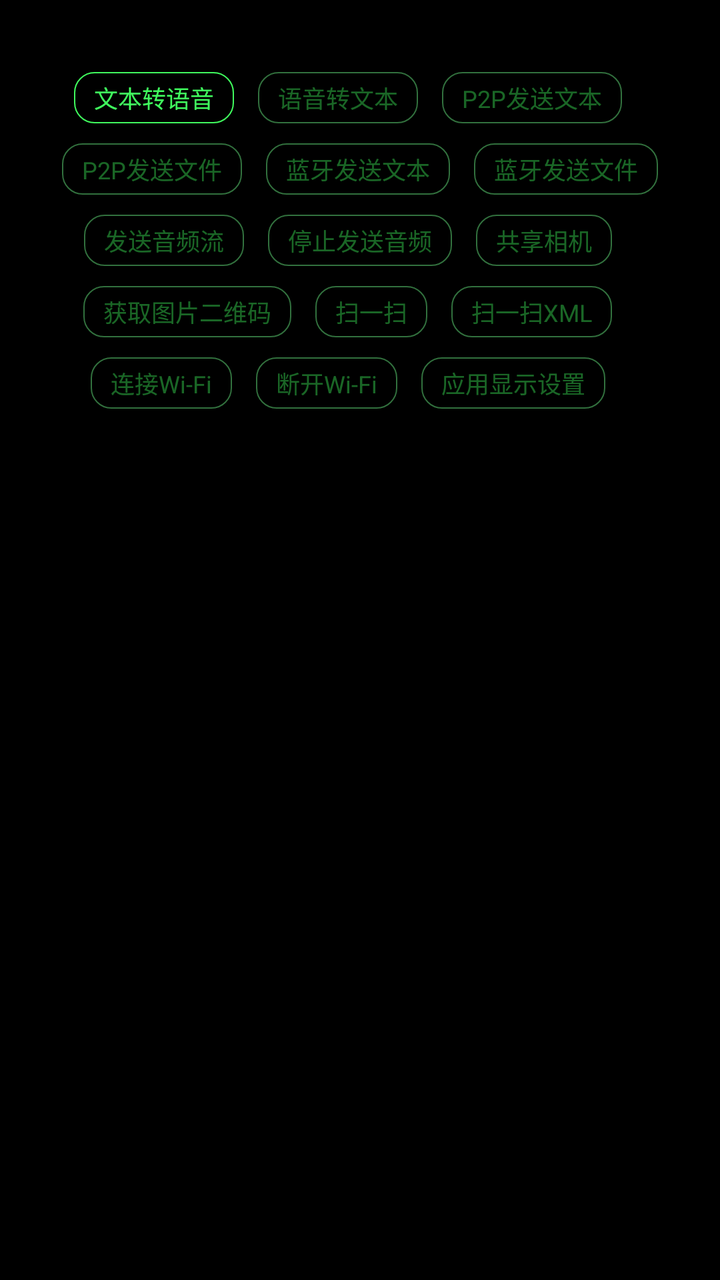
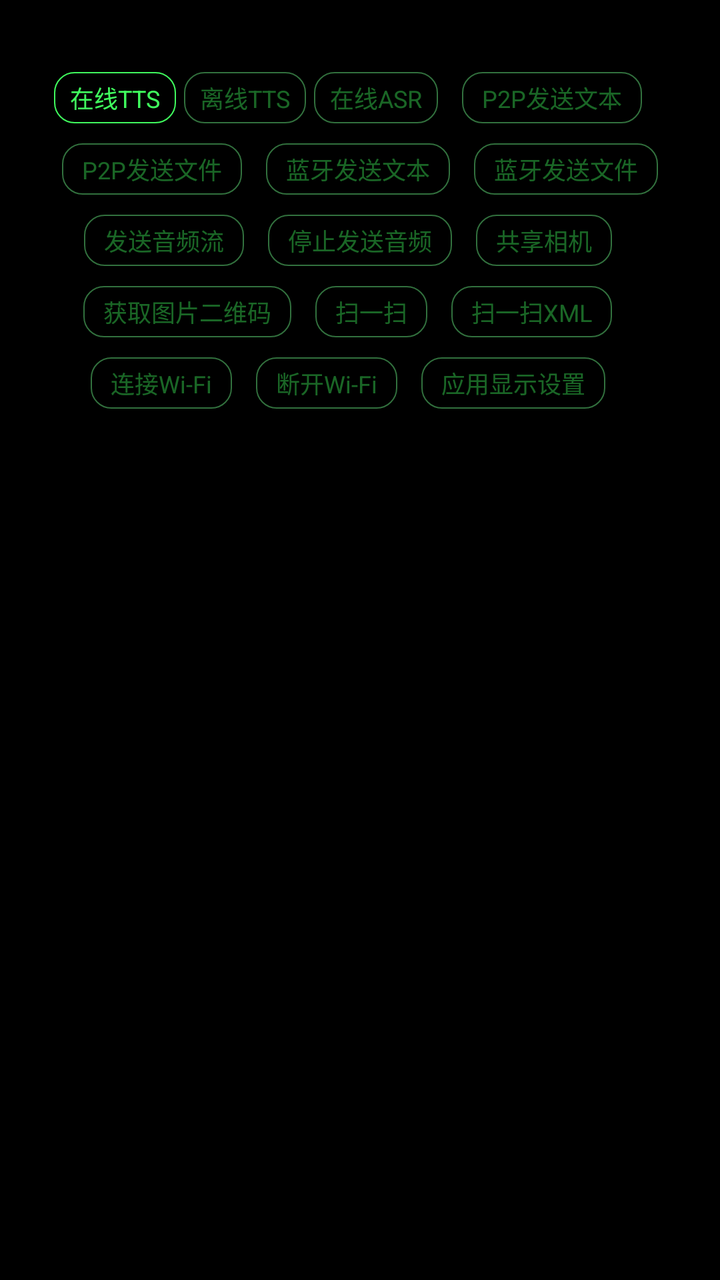

An Android layout rendered at two revisions. The XML below is the earlier revision; the diff shows what the commit changed to produce the second picture.
<!-- AndroidManifest.xml: application theme Theme.Glessedemo -->
<!-- res/layout/activity_sendmessage.xml -->
<?xml version="1.0" encoding="utf-8"?>
<androidx.constraintlayout.widget.ConstraintLayout xmlns:android="http://schemas.android.com/apk/res/android"
    xmlns:app="http://schemas.android.com/apk/res-auto"
    xmlns:tools="http://schemas.android.com/tools"
    android:layout_width="match_parent"
    android:layout_height="match_parent"
    android:background="@color/black">

    <LinearLayout
        android:id="@+id/llMain"
        android:layout_width="match_parent"
        android:layout_height="wrap_content"
        android:background="@color/black"
        android:orientation="vertical"
        app:layout_constraintEnd_toEndOf="parent"
        app:layout_constraintStart_toStartOf="parent"
        app:layout_constraintTop_toTopOf="parent"
        tools:context="com.rokid.glass.SendMessageActivity">

        <LinearLayout
            android:layout_width="match_parent"
            android:layout_height="wrap_content"
            android:layout_marginTop="36dp"
            android:gravity="center"
            android:orientation="horizontal">

            <androidx.appcompat.widget.AppCompatTextView
                android:id="@+id/btTts"
                android:layout_width="wrap_content"
                android:layout_height="wrap_content"
                android:layout_marginEnd="12dp"
                android:background="@drawable/round_select_bg"
                android:paddingHorizontal="10dp"
                android:paddingVertical="4dp"
                android:text="文本转语音"
                android:textColor="@color/green"
                android:textSize="12sp" />

            <androidx.appcompat.widget.AppCompatTextView
                android:id="@+id/btAsr"
                android:layout_width="wrap_content"
                android:layout_height="wrap_content"
                android:layout_marginEnd="12dp"
                android:background="@drawable/round_unselect_bg"
                android:paddingHorizontal="10dp"
                android:paddingVertical="4dp"
                android:text="语音转文本"
                android:textColor="@color/green_normal_40"
                android:textSize="12sp" />

            <androidx.appcompat.widget.AppCompatTextView
                android:id="@+id/wfSendTextBtn"
                android:layout_width="wrap_content"
                android:layout_height="wrap_content"
                android:layout_marginEnd="12dp"
                android:background="@drawable/round_unselect_bg"
                android:paddingHorizontal="10dp"
                android:paddingVertical="4dp"
                android:text="P2P发送文本"
                android:textColor="@color/green_normal_40"
                android:textSize="12sp" />

        </LinearLayout>

        <LinearLayout
            android:layout_width="match_parent"
            android:layout_height="wrap_content"
            android:layout_marginTop="10dp"
            android:gravity="center"
            android:orientation="horizontal">

            <androidx.appcompat.widget.AppCompatTextView
                android:id="@+id/wfSendFileBtn"
                android:layout_width="wrap_content"
                android:layout_height="wrap_content"
                android:layout_marginEnd="12dp"
                android:background="@drawable/round_unselect_bg"
                android:paddingHorizontal="10dp"
                android:paddingVertical="4dp"
                android:text="P2P发送文件"
                android:textColor="@color/green_normal_40"
                android:textSize="12sp" />

            <androidx.appcompat.widget.AppCompatTextView
                android:id="@+id/btSendTextBtn"
                android:layout_width="wrap_content"
                android:layout_height="wrap_content"
                android:layout_marginEnd="12dp"
                android:background="@drawable/round_unselect_bg"
                android:paddingHorizontal="10dp"
                android:paddingVertical="4dp"
                android:text="蓝牙发送文本"
                android:textColor="@color/green_normal_40"
                android:textSize="12sp" />

            <androidx.appcompat.widget.AppCompatTextView
                android:id="@+id/btSendFileBtn"
                android:layout_width="wrap_content"
                android:layout_height="wrap_content"
                android:background="@drawable/round_unselect_bg"
                android:paddingHorizontal="10dp"
                android:paddingVertical="4dp"
                android:text="蓝牙发送文件"
                android:textColor="@color/green_normal_40"
                android:textSize="12sp" />

        </LinearLayout>

        <LinearLayout
            android:layout_width="match_parent"
            android:layout_height="wrap_content"
            android:layout_marginTop="10dp"
            android:gravity="center"
            android:orientation="horizontal">

            <androidx.appcompat.widget.AppCompatTextView
                android:id="@+id/btSendAudioStream"
                android:layout_width="wrap_content"
                android:layout_height="wrap_content"
                android:layout_marginEnd="12dp"
                android:background="@drawable/round_unselect_bg"
                android:gravity="center"
                android:paddingHorizontal="10dp"
                android:paddingVertical="4dp"
                android:text="发送音频流"
                android:textColor="@color/green_normal_40"
                android:textSize="12sp" />

            <androidx.appcompat.widget.AppCompatTextView
                android:id="@+id/btStopSendAudioStream"
                android:layout_width="wrap_content"
                android:layout_height="wrap_content"
                android:layout_marginEnd="12dp"
                android:background="@drawable/round_unselect_bg"
                android:gravity="center"
                android:paddingHorizontal="10dp"
                android:paddingVertical="4dp"
                android:text="停止发送音频"
                android:textColor="@color/green_normal_40"
                android:textSize="12sp" />

            <androidx.appcompat.widget.AppCompatTextView
                android:id="@+id/btCameraShare"
                android:layout_width="wrap_content"
                android:layout_height="wrap_content"
                android:layout_marginEnd="12dp"
                android:background="@drawable/round_unselect_bg"
                android:gravity="center"
                android:paddingHorizontal="10dp"
                android:paddingVertical="4dp"
                android:text="共享相机"
                android:textColor="@color/green_normal_40"
                android:textSize="12sp" />

        </LinearLayout>

        <LinearLayout
            android:layout_width="match_parent"
            android:layout_height="wrap_content"
            android:layout_marginTop="10dp"
            android:gravity="center"
            android:orientation="horizontal">


            <androidx.appcompat.widget.AppCompatTextView
                android:id="@+id/btQRCodeImage"
                android:layout_width="wrap_content"
                android:layout_height="wrap_content"
                android:layout_marginEnd="12dp"
                android:background="@drawable/round_unselect_bg"
                android:gravity="center"
                android:paddingHorizontal="10dp"
                android:paddingVertical="4dp"
                android:text="获取图片二维码"
                android:textColor="@color/green_normal_40"
                android:textSize="12sp" />

            <androidx.appcompat.widget.AppCompatTextView
                android:id="@+id/btQRCode"
                android:layout_width="wrap_content"
                android:layout_height="wrap_content"
                android:layout_marginEnd="12dp"
                android:background="@drawable/round_unselect_bg"
                android:gravity="center"
                android:paddingHorizontal="10dp"
                android:paddingVertical="4dp"
                android:text="扫一扫"
                android:textColor="@color/green_normal_40"
                android:textSize="12sp" />

            <androidx.appcompat.widget.AppCompatTextView
                android:id="@+id/btQRCodeXml"
                android:layout_width="wrap_content"
                android:layout_height="wrap_content"
                android:layout_marginEnd="12dp"
                android:background="@drawable/round_unselect_bg"
                android:gravity="center"
                android:paddingHorizontal="10dp"

                android:paddingVertical="4dp"
                android:text="扫一扫XML"
                android:textColor="@color/green_normal_40"
                android:textSize="12sp" />

        </LinearLayout>

        <LinearLayout
            android:layout_width="match_parent"
            android:layout_height="wrap_content"
            android:layout_marginTop="10dp"
            android:gravity="center"
            android:orientation="horizontal">

            <androidx.appcompat.widget.AppCompatTextView
                android:id="@+id/btConnectWifi"
                android:layout_width="wrap_content"
                android:layout_height="wrap_content"
                android:layout_marginEnd="12dp"
                android:background="@drawable/round_unselect_bg"
                android:gravity="center"
                android:paddingHorizontal="10dp"
                android:paddingVertical="4dp"
                android:text="连接Wi-Fi"
                android:textColor="@color/green_normal_40"
                android:textSize="12sp" />

            <androidx.appcompat.widget.AppCompatTextView
                android:id="@+id/btDisconnectWifi"
                android:layout_width="wrap_content"
                android:layout_height="wrap_content"
                android:layout_marginEnd="12dp"
                android:background="@drawable/round_unselect_bg"
                android:gravity="center"
                android:paddingHorizontal="10dp"
                android:paddingVertical="4dp"
                android:text="断开Wi-Fi"
                android:textColor="@color/green_normal_40"
                android:textSize="12sp" />

            <androidx.appcompat.widget.AppCompatTextView
                android:id="@+id/btConfigureAppVisibility"
                android:layout_width="wrap_content"
                android:layout_height="wrap_content"
                android:layout_marginEnd="12dp"
                android:background="@drawable/round_unselect_bg"
                android:gravity="center"
                android:paddingHorizontal="10dp"
                android:paddingVertical="4dp"
                android:text="应用显示设置"
                android:textColor="@color/green_normal_40"
                android:textSize="12sp" />


        </LinearLayout>

    </LinearLayout>

    <ScrollView
        android:id="@+id/scrollView"
        android:layout_width="match_parent"
        android:layout_height="0dp"
        android:layout_marginTop="20dp"
        app:layout_constraintBottom_toBottomOf="parent"
        app:layout_constraintEnd_toEndOf="parent"
        app:layout_constraintStart_toStartOf="parent"
        app:layout_constraintTop_toBottomOf="@id/llMain">

        <LinearLayout
            android:layout_width="match_parent"
            android:layout_height="wrap_content"
            android:orientation="vertical">

            <TextView
                android:id="@+id/tvLog"
                android:layout_width="match_parent"
                android:layout_height="wrap_content"
                android:textColor="@color/green_normal_60"
                android:textSize="11sp" />

        </LinearLayout>

    </ScrollView>

    <View
        android:id="@+id/keyMark"
        android:layout_width="match_parent"
        android:layout_height="match_parent"
        app:layout_constraintBottom_toBottomOf="parent"
        app:layout_constraintEnd_toEndOf="parent"
        app:layout_constraintStart_toStartOf="parent"
        app:layout_constraintTop_toTopOf="parent" />

</androidx.constraintlayout.widget.ConstraintLayout>
<!-- resources referenced by this layout -->
<resources>
  <color name="black">#FF000000</color>
  <color name="green">#40FF5E</color>
  <color name="green_normal_40">#6640FF5E</color>
  <color name="green_normal_60">#9940FF5E</color>
  <!-- drawable round_select_bg (drawable) -->
  <?xml version="1.0" encoding="utf-8"?>
  <shape xmlns:android="http://schemas.android.com/apk/res/android">
      <stroke
          android:width="2px"
          android:color="@color/green" />
      <corners android:radius="10dp" />
      <solid android:color="@android:color/transparent" />
  </shape>
  <!-- drawable round_unselect_bg (drawable) -->
  <?xml version="1.0" encoding="utf-8"?>
  <shape xmlns:android="http://schemas.android.com/apk/res/android">
      <stroke
          android:width="2px"
          android:color="@color/green_70" />
      <corners android:radius="10dp" />
      <solid android:color="@android:color/transparent" />
  </shape>
  <style name="Theme.Glessedemo" parent="Theme.AppCompat.Light.NoActionBar" />
  <color name="green_70">#B348A259</color>
</resources>

<!-- the commit's change to res/layout/activity_sendmessage.xml (unified diff, before → after) -->
@@ -25,26 +25,41 @@
             android:orientation="horizontal">
 
             <androidx.appcompat.widget.AppCompatTextView
-                android:id="@+id/btTts"
-                android:layout_width="wrap_content"
-                android:layout_height="wrap_content"
-                android:layout_marginEnd="12dp"
+                android:id="@+id/btnOnlineTts"
+                android:layout_width="wrap_content"
+                android:layout_height="wrap_content"
+                android:layout_marginEnd="4dp"
                 android:background="@drawable/round_select_bg"
-                android:paddingHorizontal="10dp"
-                android:paddingVertical="4dp"
-                android:text="文本转语音"
+                android:gravity="center"
+                android:paddingHorizontal="8dp"
+                android:paddingVertical="4dp"
+                android:text="在线TTS"
                 android:textColor="@color/green"
                 android:textSize="12sp" />
 
             <androidx.appcompat.widget.AppCompatTextView
-                android:id="@+id/btAsr"
-                android:layout_width="wrap_content"
-                android:layout_height="wrap_content"
-                android:layout_marginEnd="12dp"
-                android:background="@drawable/round_unselect_bg"
-                android:paddingHorizontal="10dp"
-                android:paddingVertical="4dp"
-                android:text="语音转文本"
+                android:id="@+id/btnOfflineTts"
+                android:layout_width="wrap_content"
+                android:layout_height="wrap_content"
+                android:layout_marginEnd="4dp"
+                android:background="@drawable/round_unselect_bg"
+                android:gravity="center"
+                android:paddingHorizontal="8dp"
+                android:paddingVertical="4dp"
+                android:text="离线TTS"
+                android:textColor="@color/green_normal_40"
+                android:textSize="12sp" />
+
+            <androidx.appcompat.widget.AppCompatTextView
+                android:id="@+id/btnOnlineAsr"
+                android:layout_width="wrap_content"
+                android:layout_height="wrap_content"
+                android:layout_marginEnd="12dp"
+                android:background="@drawable/round_unselect_bg"
+                android:gravity="center"
+                android:paddingHorizontal="8dp"
+                android:paddingVertical="4dp"
+                android:text="在线ASR"
                 android:textColor="@color/green_normal_40"
                 android:textSize="12sp" />
 
